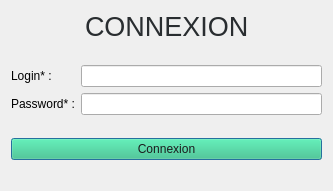
This is dialogconnexion.ui in Selecat/Patate as Qt 5 draws it before an edit. The edited form follows.
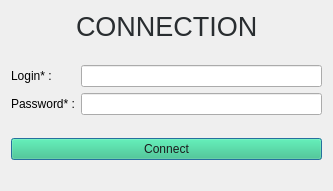
This is the edited form.

Commit message: Modif bcp de truc + ajout class, ui et cpp ajout administrateur

```diff
--- a/dialogconnexion.ui
+++ b/dialogconnexion.ui
@@ -43,7 +43,7 @@
         <string notr="true">color: rgb(41, 45, 48);</string>
        </property>
        <property name="text">
-        <string>CONNEXION</string>
+        <string>CONNECTION</string>
        </property>
       </widget>
      </item>
@@ -123,7 +123,7 @@
 color: rgb(27, 27, 29);</string>
      </property>
      <property name="text">
-      <string>Connexion</string>
+      <string>Connect</string>
      </property>
     </widget>
    </item>
```
The commit also changes 7 other files.
